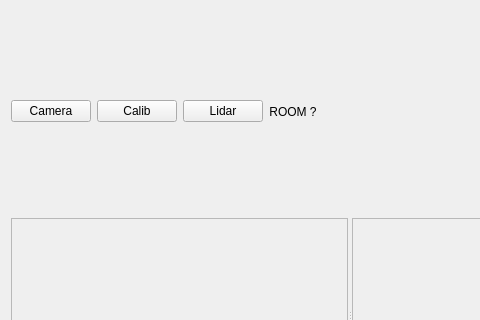
Qt form room_concept/src/localUI.ui (robocomp/active_inference) before a commit; both pictures show x 0 to 480 and y 0 to 320 of the 700 by 430 pixel window.
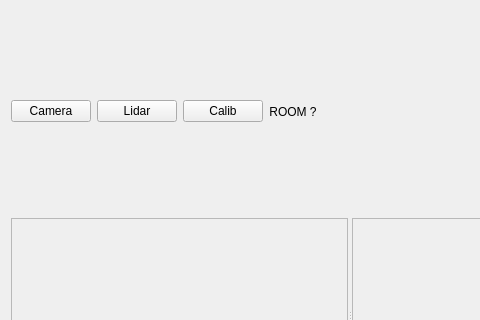
The same form after that commit.

Commit message:
room_concept: Calib button moves right of Lidar
Order is now Camera, Lidar, Calib. XML re-validated after the move.

The edit to the form file:
```diff
--- a/room_concept/src/localUI.ui
+++ b/room_concept/src/localUI.ui
@@ -26,19 +26,6 @@
        </property>
       </widget>
      </item>
-     <item>
-      <widget class="QPushButton" name="btn_calib_viz">
-       <property name="text">
-        <string>Calib</string>
-       </property>
-       <property name="toolTip">
-        <string>Self-calibration: parameter values, their uncertainty, and whether the driving is currently teaching each one</string>
-       </property>
-       <property name="maximumHeight">
-        <number>35</number>
-       </property>
-      </widget>
-     </item>
      <item>
       <widget class="QPushButton" name="btn_lidar_points_viz">
        <property name="text">
@@ -55,6 +42,19 @@
        </property>
       </widget>
      </item>
+     <item>
+      <widget class="QPushButton" name="btn_calib_viz">
+       <property name="text">
+        <string>Calib</string>
+       </property>
+       <property name="toolTip">
+        <string>Self-calibration: parameter values, their uncertainty, and whether the driving is currently teaching each one</string>
+       </property>
+       <property name="maximumHeight">
+        <number>35</number>
+       </property>
+      </widget>
+     </item>
      <item>
       <widget class="QLabel" name="lbl_room_stable">
        <property name="text">
```
